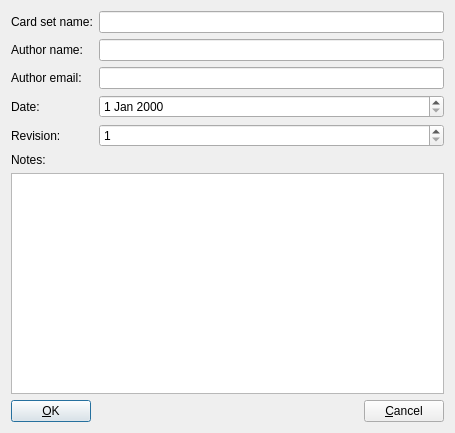
mnemosyne-proj/mnemosyne, file mnemosyne/mnemosyne/pyqt_ui/export_metadata_dlg.ui: the form before one commit.
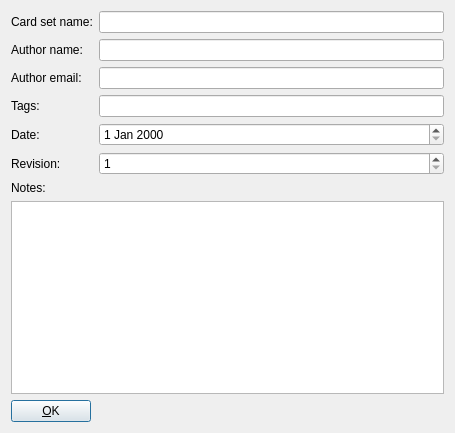
The form after the commit.

Commit message: Finalise GUI export.

```diff
--- a/mnemosyne/mnemosyne/pyqt_ui/export_metadata_dlg.ui
+++ b/mnemosyne/mnemosyne/pyqt_ui/export_metadata_dlg.ui
@@ -45,24 +45,24 @@
          </property>
         </widget>
        </item>
-       <item row="3" column="0">
+       <item row="5" column="0">
         <widget class="QLabel" name="label_4">
          <property name="text">
           <string>Date:</string>
          </property>
         </widget>
        </item>
-       <item row="3" column="1">
+       <item row="5" column="1">
         <widget class="QDateEdit" name="date"/>
        </item>
-       <item row="4" column="0">
+       <item row="6" column="0">
         <widget class="QLabel" name="label_5">
          <property name="text">
           <string>Revision:</string>
          </property>
         </widget>
        </item>
-       <item row="4" column="1">
+       <item row="6" column="1">
         <widget class="QSpinBox" name="revision">
          <property name="minimum">
           <number>1</number>
@@ -75,6 +75,16 @@
        <item row="2" column="1">
         <widget class="QLineEdit" name="author_email"/>
        </item>
+       <item row="4" column="1">
+        <widget class="QLineEdit" name="tags"/>
+       </item>
+       <item row="4" column="0">
+        <widget class="QLabel" name="label_7">
+         <property name="text">
+          <string>Tags:</string>
+         </property>
+        </widget>
+       </item>
       </layout>
      </item>
      <item>
@@ -109,13 +119,6 @@
          </property>
         </spacer>
        </item>
-       <item>
-        <widget class="QPushButton" name="cancel_button">
-         <property name="text">
-          <string>&amp;Cancel</string>
-         </property>
-        </widget>
-       </item>
       </layout>
      </item>
     </layout>
```
Left out of the diff: 34 changed lines with no effect on the pictures. The commit also changes 20 other files.
